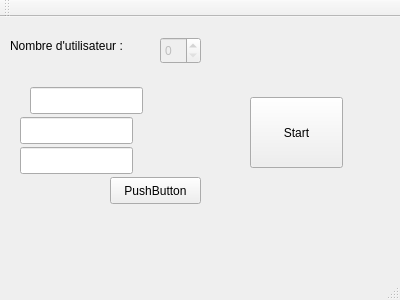
This is servermain.ui in phil00/cll-PlanetWars as Qt 5 draws it before an edit. The edited form follows.
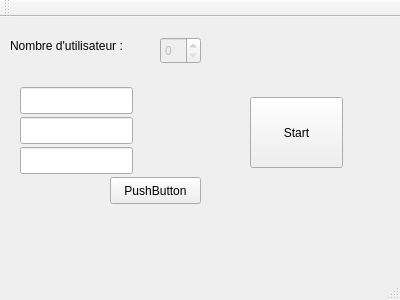
This is the edited form.

Diff of the .ui file:
```diff
--- a/servermain.ui
+++ b/servermain.ui
@@ -56,7 +56,7 @@
    <widget class="QLineEdit" name="lineEdit">
     <property name="geometry">
      <rect>
-      <x>30</x>
+      <x>20</x>
       <y>70</y>
       <width>113</width>
       <height>27</height>
```
Left out of the diff: 5 changed lines with no effect on the pictures.
